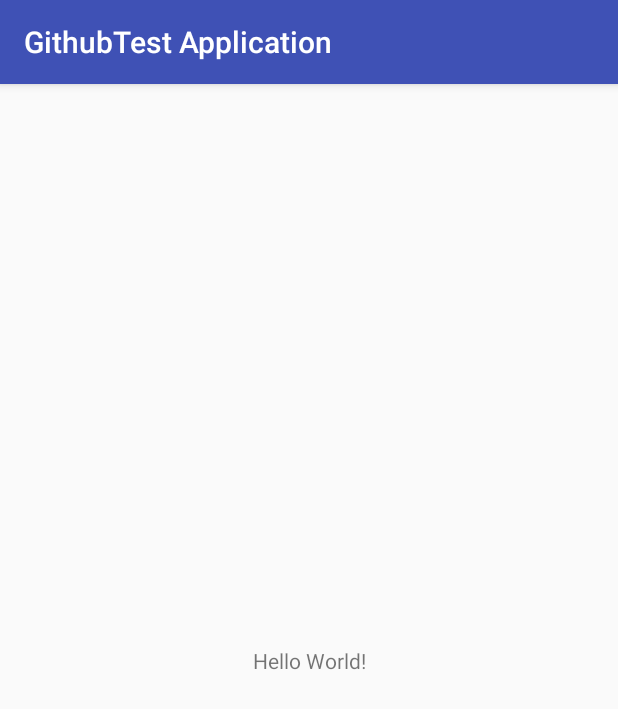
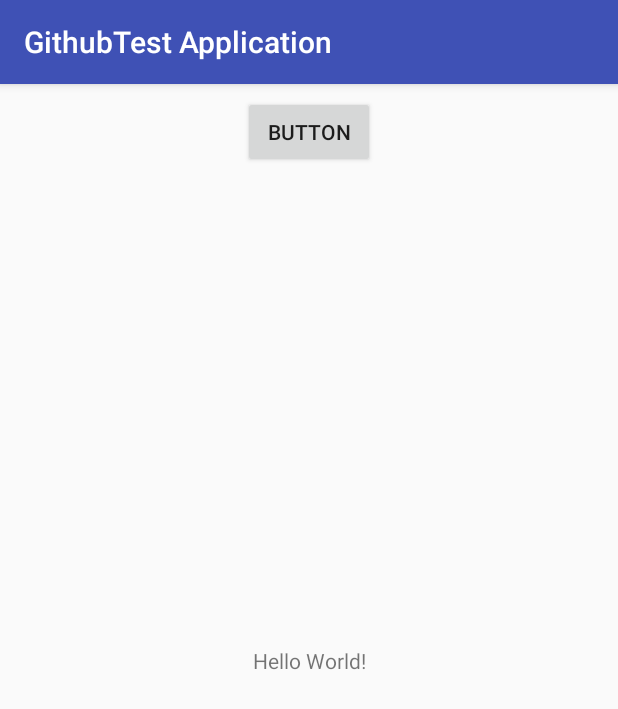
Before and after one commit to Elfernovich/GithubTestApplication, an Android app: the screen it shows after launch (MainActivity), on a phone screen of 412 x 824 dp. Shown: the top 709 px of the screen. Run offline under Robolectric (Android 15) with nearby library versions, the phone set to English and light mode, and no system bars.

Commit message:
test button

```diff
--- a/app/src/main/res/layout/activity_main.xml
+++ b/app/src/main/res/layout/activity_main.xml
@@ -15,4 +15,16 @@
         app:layout_constraintRight_toRightOf="parent"
         app:layout_constraintTop_toTopOf="parent" />
 
+    <Button
+        android:id="@+id/button"
+        android:layout_width="wrap_content"
+        android:layout_height="wrap_content"
+        android:layout_marginEnd="8dp"
+        android:layout_marginStart="8dp"
+        android:layout_marginTop="8dp"
+        android:text="Button"
+        app:layout_constraintEnd_toEndOf="parent"
+        app:layout_constraintStart_toStartOf="parent"
+        app:layout_constraintTop_toTopOf="parent" />
+
 </android.support.constraint.ConstraintLayout>
```
